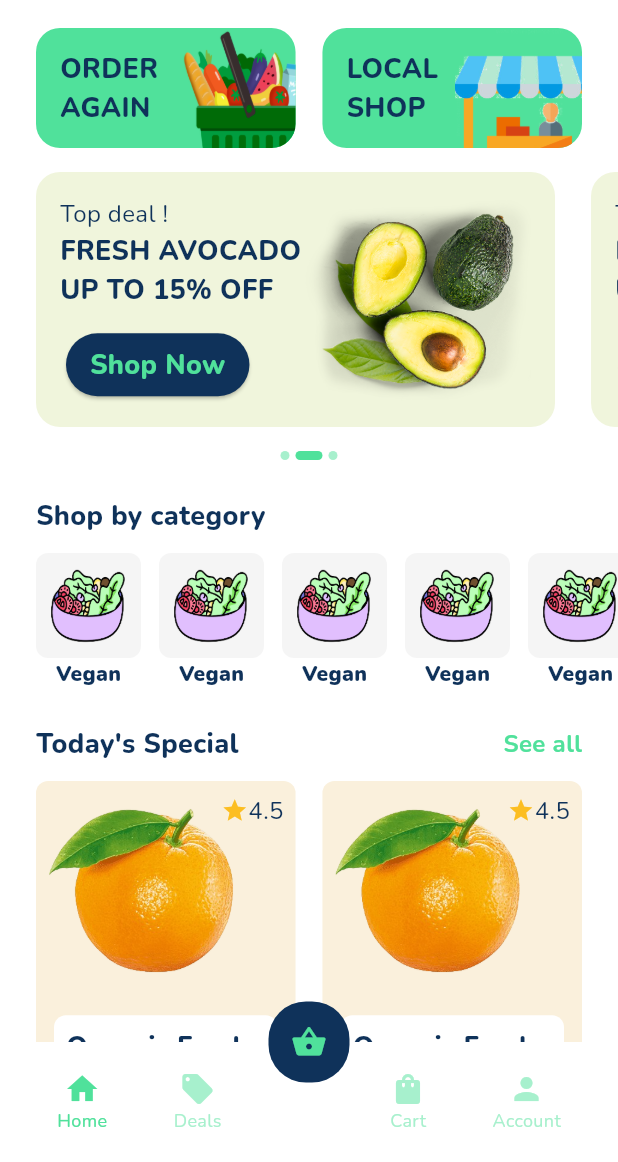
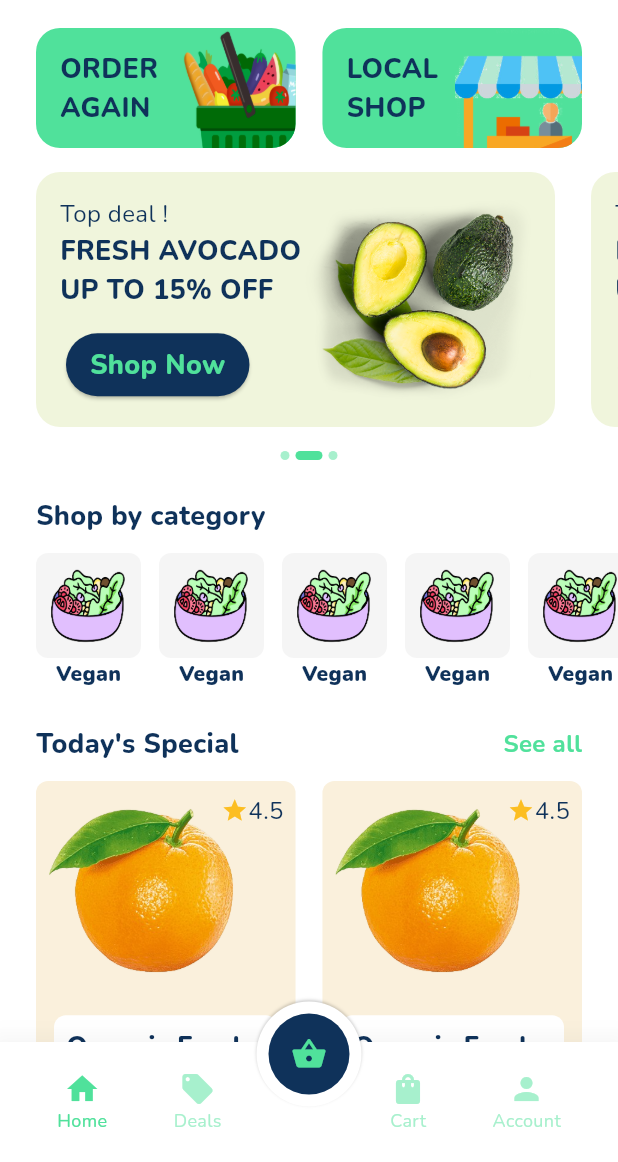
Before and after one commit to douglasrsantos/challenge_bento, a Flutter app: the screen it shows after launch, on a phone screen of 412 x 824 dp, the part 74-1236 px from its top. Run offline on Flutter 3.47's test engine with Material 3 defaults, Android fonts, the light colour scheme and no system bars; drawn by our look-alikes of smooth_page_indicator; our stand-ins replace flutter_mobx, get_it, go_router, google_fonts, mobx; generated files the repository leaves out were written again.

Commit message:
fix: bottom app bar

```diff
--- a/lib/app/core/ui/app_images.dart
+++ b/lib/app/core/ui/app_images.dart
@@ -5,4 +5,5 @@ class AppImages {
   static const veganCategory = 'assets/images/vegan.png';
   static const orange1 = 'assets/images/orange-1.png';
   static const underConstruction = 'assets/images/under-construction.png';
+  static const user = 'assets/images/user.png';
 }
--- a/lib/app/modules/home/home_page.dart
+++ b/lib/app/modules/home/home_page.dart
@@ -2,7 +2,6 @@ import 'package:flutter/material.dart';
 import 'package:flutter_mobx/flutter_mobx.dart';
 import 'package:go_router/go_router.dart';
 
-import 'package:challenge_bento/app/core/ui/ui.dart';
 import 'package:challenge_bento/app/modules/home/home.dart';
 import 'package:challenge_bento/app/modules/home/home_widgets/home_widgets.dart';
 import 'package:challenge_bento/app/modules/under_construction/under_construction.dart';
@@ -34,43 +33,28 @@ class HomePage extends StatelessWidget {
       ),
       extendBody: true,
       floatingActionButtonLocation: FloatingActionButtonLocation.centerDocked,
-      floatingActionButton: SizedBox(
-        height: 54,
-        width: 54,
-        child: FloatingActionButton.small(
-          elevation: 0,
-          onPressed: () {},
-          backgroundColor: AppColors.darkBlue,
-          shape: RoundedRectangleBorder(
-            borderRadius: BorderRadius.circular(25),
-          ),
-          child: Icon(
-            Icons.shopping_basket_rounded,
-            color: AppColors.greenButtons,
-          ),
-        ),
-      ),
+      floatingActionButton: const FabButton(),
       bottomNavigationBar: Observer(builder: (_) {
         return CustomBottomAppBar(
           currentIndex: controller.currentPageIndex,
           onTapHome: () {
             controller.pageController.animateToPage(0,
-                duration: const Duration(seconds: 1),
+                duration: const Duration(milliseconds: 500),
                 curve: Curves.linearToEaseOut);
           },
           onTapDeals: () {
             controller.pageController.animateToPage(1,
-                duration: const Duration(seconds: 1),
+                duration: const Duration(milliseconds: 500),
                 curve: Curves.linearToEaseOut);
           },
           onTapCart: () {
             controller.pageController.animateToPage(2,
-                duration: const Duration(seconds: 1),
+                duration: const Duration(milliseconds: 500),
                 curve: Curves.linearToEaseOut);
           },
           onTapAccount: () {
             controller.pageController.animateToPage(3,
-                duration: const Duration(seconds: 1),
+                duration: const Duration(milliseconds: 500),
                 curve: Curves.linearToEaseOut);
           },
         );
--- a/lib/app/modules/home/home_widgets/custom_bottom_app_bar.dart
+++ b/lib/app/modules/home/home_widgets/custom_bottom_app_bar.dart
@@ -22,6 +22,7 @@ class CustomBottomAppBar extends StatelessWidget {
   Widget build(BuildContext context) {
     return BottomAppBar(
       elevation: 20,
+      shadowColor: Colors.black,
       height: 80,
       color: AppColors.backgroundColor,
       child: Row(
--- /dev/null
+++ b/lib/app/modules/home/home_widgets/fab_button.dart
@@ -0,0 +1,46 @@
+import 'package:flutter/material.dart';
+import 'package:go_router/go_router.dart';
+
+import 'package:challenge_bento/app/core/ui/ui.dart';
+
+class FabButton extends StatelessWidget {
+  const FabButton({super.key});
+
+  @override
+  Widget build(BuildContext context) {
+    return Padding(
+      padding: const EdgeInsets.only(top: 16),
+      child: Container(
+        padding: const EdgeInsets.all(8),
+        decoration: BoxDecoration(
+          color: AppColors.backgroundColor,
+          shape: BoxShape.circle,
+          boxShadow: [
+            BoxShadow(
+              color: Colors.black.withOpacity(0.2),
+              spreadRadius: 0,
+              blurRadius: 1,
+              offset: const Offset(0, -1),
+            )
+          ],
+        ),
+        child: SizedBox(
+          height: 54,
+          width: 54,
+          child: FloatingActionButton(
+            elevation: 0,
+            onPressed: () => context.push('/under-construction'),
+            backgroundColor: AppColors.darkBlue,
+            shape: RoundedRectangleBorder(
+              borderRadius: BorderRadius.circular(50),
+            ),
+            child: Icon(
+              Icons.shopping_basket_rounded,
+              color: AppColors.greenButtons,
+            ),
+          ),
+        ),
+      ),
+    );
+  }
+}
--- a/lib/app/modules/home/home_widgets/home_widgets.dart
+++ b/lib/app/modules/home/home_widgets/home_widgets.dart
@@ -12,3 +12,4 @@ export './categories_list.dart';
 export './content_categories_list.dart';
 export './products_todays_special.dart';
 export './card_product.dart';
+export './fab_button.dart';
```
